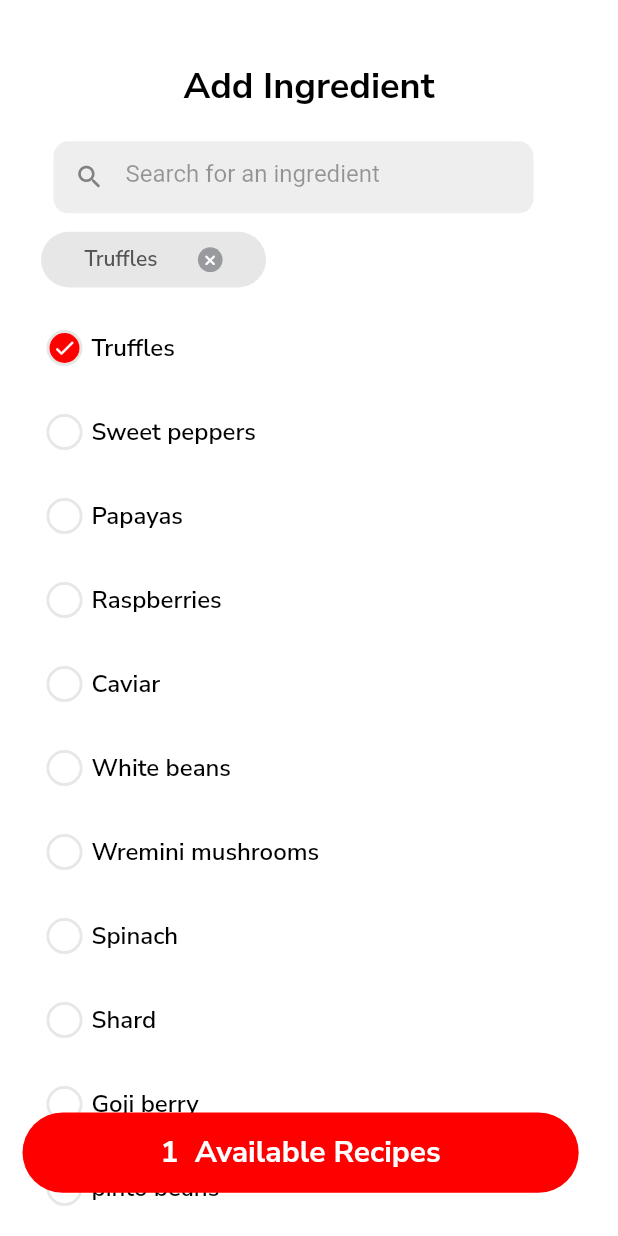
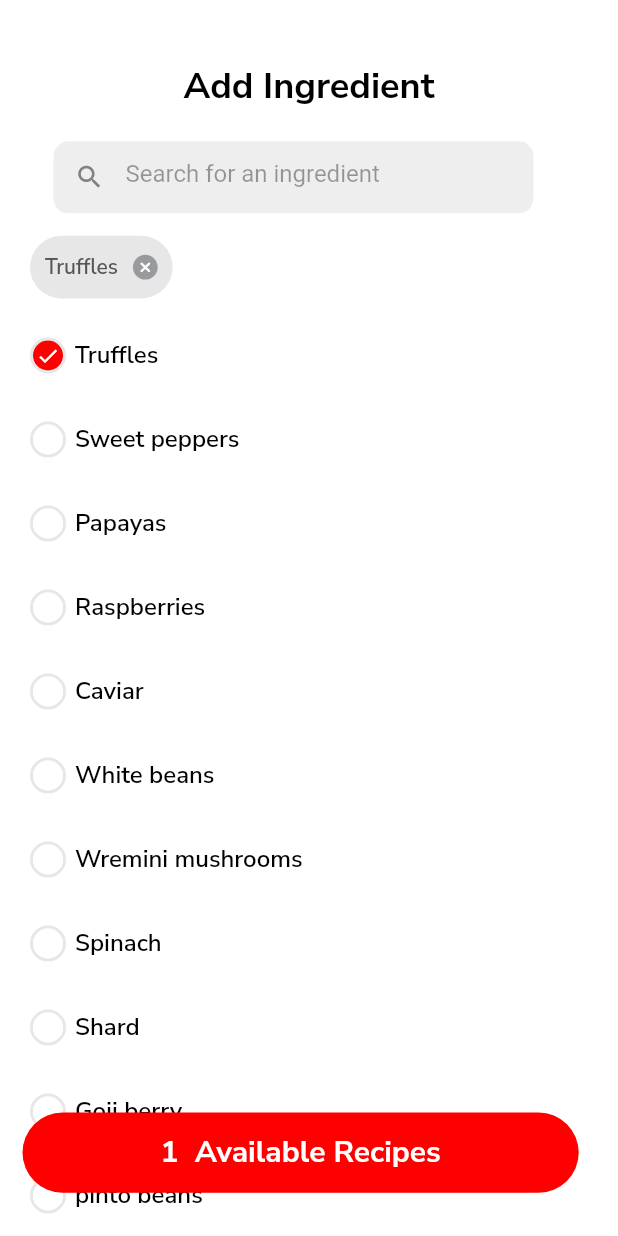
Before and after one commit to talha828/Hero-Recipe-flutter, a Flutter app: the Ingredients screen opened directly, after a tap on "Search for an ingredient", after a tap on "Cancel", after a tap on "Truffles", on a phone screen of 412 x 824 dp. Run offline on Flutter 3.47's test engine with Material 2 defaults, Android fonts, the light colour scheme and no system bars; our stand-ins replace font_awesome_flutter, modal_bottom_sheet, persistent_bottom_nav_bar.

Commit message:
Design changes

```diff
--- a/lib/screen/favorites/favorite_card.dart
+++ b/lib/screen/favorites/favorite_card.dart
@@ -48,7 +48,7 @@ class _FavoriteCardState extends State<FavoriteCard> {
                   ))),
           Flexible(
               child: Container(
-                  padding: EdgeInsets.only(left: 10,right: 10),
+                  padding: EdgeInsets.only(left: 10,right: 10,top: 10),
                   child: Column(
                     crossAxisAlignment: CrossAxisAlignment.start,
                     children: [
--- a/lib/screen/favorites/recipe_screen.dart
+++ b/lib/screen/favorites/recipe_screen.dart
@@ -19,7 +19,9 @@ List pizza=['In a large bowl, add chicken, chilli sauce, black pepper, soy sauce
       appBar: AppBar(
         elevation: 0,
         backgroundColor: Colors.white,
-        leading: Icon(Icons.arrow_back_ios,color: Colors.black,size: 25,),
+        leading: InkWell(
+            onTap: ()=>Navigator.pop(context),
+            child: Icon(Icons.arrow_back_ios,color: Colors.black,size: 25,)),
         title: Center(child: Icon(FontAwesomeIcons.solidHeart,color: Color(0xffff0000),),),
         actions: [Container(
           margin: EdgeInsets.only(right: 20),
--- a/lib/screen/ingrediants/button.dart
+++ b/lib/screen/ingrediants/button.dart
@@ -2,9 +2,10 @@
 import 'package:flutter/material.dart';
 
 class AvaliableRecipeButton extends StatefulWidget {
-  AvaliableRecipeButton({this.text,this.width});
+  AvaliableRecipeButton({this.text,this.width,this.onTap});
   final text;
   final width;
+  final onTap;
 
   @override
   _AvaliableRecipeButtonState createState() => _AvaliableRecipeButtonState();
@@ -13,7 +14,9 @@ class AvaliableRecipeButton extends StatefulWidget {
 class _AvaliableRecipeButtonState extends State<AvaliableRecipeButton> {
   @override
   Widget build(BuildContext context) {
-    return Container(
+    return InkWell(
+      onTap: widget.onTap,
+      child: Container(
         width: widget.width * 0.9,
         height: widget.width * 0.13,
         alignment: Alignment.center,
@@ -23,6 +26,7 @@ class _AvaliableRecipeButtonState extends State<AvaliableRecipeButton> {
             borderRadius: BorderRadius.circular(30)
         ),
         padding: EdgeInsets.symmetric(vertical: widget.width * 0.02,),
-      child:  Text("${widget.text.selectedIngredient.length}  Available Recipes",style: TextStyle(fontSize: 20,fontFamily:"NunitoSans-Bold",color: Colors.white),),);
+        child:  Text("${widget.text.selectedIngredient.length}  Available Recipes",style: TextStyle(fontSize: 20,fontFamily:"NunitoSans-Bold",color: Colors.white),),),
+    );
   }
 }
--- a/lib/screen/ingrediants/ingredent_item_button.dart
+++ b/lib/screen/ingrediants/ingredent_item_button.dart
@@ -24,6 +24,7 @@ class _IngerdientsItemButtonState extends State<IngerdientsItemButton> {
       },
       child: Container(
         child: ListTile(
+          contentPadding: EdgeInsets.symmetric(horizontal: 5),
           horizontalTitleGap: -10,
           leading: Container(
             decoration: BoxDecoration(
--- a/lib/screen/ingrediants/ingredients.dart
+++ b/lib/screen/ingrediants/ingredients.dart
@@ -3,6 +3,8 @@ import 'package:flutter/material.dart';
 import 'package:provider/provider.dart';
 import 'package:font_awesome_flutter/font_awesome_flutter.dart';
 import 'package:recipe_hero/provider_model/provider_model.dart';
+import 'package:recipe_hero/screen/favorites/recipe_screen.dart';
+import 'package:recipe_hero/screen/ingrediants/available_recipe_screen.dart';
 import 'package:recipe_hero/screen/ingrediants/search_field.dart';
 import 'package:recipe_hero/screen/favorites/favorite_screen.dart';
 
@@ -44,20 +46,20 @@ class _IngredientsState extends State<Ingredients> {
                   ],),
                 ),
                 SearchField(onchange: (value){print(value);},),
+                SizedBox(height: 5,),
                 Container(
 
                   child: (addingredients.selectedIngredient.length==0)?Container(
                       height: width * 0.12,
                       padding: EdgeInsets.symmetric(horizontal: width * 0.02,vertical:  width * 0.02),
                       child: Text('Please select one or more ingredient to view a recipe',style: TextStyle(fontSize: 12,color: Colors.grey,fontFamily: 'NunitoSans-SemiBold'),)):Container(
-                    padding: EdgeInsets.symmetric(horizontal: width * 0.02,vertical:  width * 0.02),
                       height: width * 0.15,
-                        width: 400,
                         child: ListView.builder(
                           scrollDirection: Axis.horizontal,
                         itemCount: addingredients.selectedIngredient.length,
                         itemBuilder: (context, index) {
-                           return SelectedItem(text: addingredients.selectedIngredient[index],onTap: (){
+                           return
+                             SelectedItem(text: addingredients.selectedIngredient[index],onTap: (){
                              addingredients.removeitem(addingredients.selectedIngredient[index]);
                              print(addingredients.selectedIngredient);
                            },);
@@ -95,7 +97,7 @@ class _IngredientsState extends State<Ingredients> {
                         child: Row(
                           mainAxisAlignment: MainAxisAlignment.center,
                           children: [
-                            AvaliableRecipeButton(width: width,text: addingredients,),
+                            AvaliableRecipeButton(width: width,text: addingredients,onTap: ()=>Navigator.push(context, MaterialPageRoute(builder: (context)=>AvailableScreen())),),
                           ],
                         ),
                       ),
@@ -120,25 +122,24 @@ SelectedItem({this.text,this.onTap});
   Widget build(BuildContext context) {
     final width=MediaQuery.of(context).size.width;
     final height=MediaQuery.of(context).size.height;
+    final containerWidth = double.parse(text.length.toString());
+    print(containerWidth);
     return Container(
-      width: 150,
-        height: 10  ,
-        margin: EdgeInsets.symmetric(horizontal: width * 0.01,vertical: width * 0.01),
+      margin: EdgeInsets.symmetric(vertical: 10,horizontal: 5),
       decoration: BoxDecoration(
-          color: Color(0xffE7E7E7),
-          borderRadius: BorderRadius.circular(20),
+        borderRadius: BorderRadius.circular(30),
+        color: Color(0xffe7e7e7)
       ),
-        child: Padding(
-          padding: EdgeInsets.symmetric(horizontal: 2,vertical: 3),
       child: Row(
-            mainAxisAlignment: MainAxisAlignment.spaceEvenly,
+
         children: [
-              Flexible(child:Padding(
-                padding: const EdgeInsets.symmetric(horizontal: 10,vertical: 3),
+
+          Padding(
+            padding: const EdgeInsets.only(left: 10),
             child: Text(text,style: TextStyle(color: Color(0xff555555),fontSize: 14,fontFamily: "NunitoSans-SemiBold"),),
-              )),
+          ),
           Container(
-                margin: EdgeInsets.only(right: 10),
+            margin: EdgeInsets.only(left: 10,right: 10),
               height: width * 0.04,
               width: width * 0.04,
               decoration: BoxDecoration(
@@ -150,6 +151,6 @@ SelectedItem({this.text,this.onTap});
                   onPressed: onTap, icon: Icon(FontAwesomeIcons.xmark ,size: 10,color: Colors.white,)))
         ],
       ),
-        ));
+    );
   }
 }
```
Also changed, not shown: lib/main.dart (+7 -2 lines), lib/screen/dietary_preferences/dietary_preferences_screen.dart (+6 -1 lines), lib/screen/favorites/favorite_screen.dart (+17 -3 lines), lib/screen/ingrediants/available_recipe_screen.dart (added, +145 -0 lines), lib/screen/ingrediants/filters_screen.dart (added, +138 -0 lines). Lines whose indentation alone changed are shown as unchanged.
